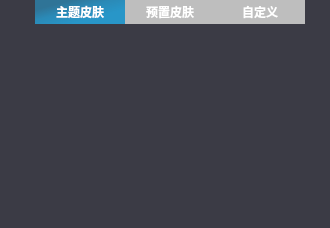
Qt form VideoPlayer/skin/MySkin.ui (huizhang556/pc-video-player) before a commit.
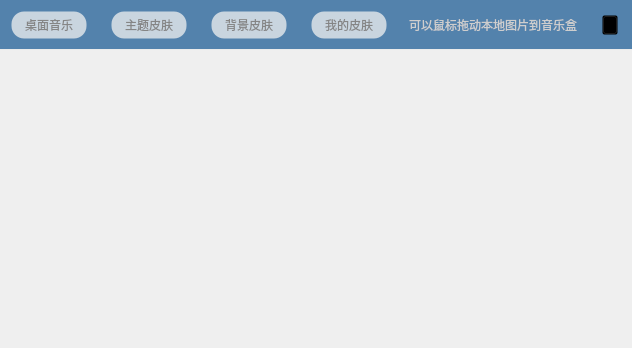
The same form after that commit. Icons and pictures are not drawn.

Commit message: 01.皮肤界面单独拿出来02.网页加载进度显示03.下载页面

```diff
--- a/VideoPlayer/skin/MySkin.ui
+++ b/VideoPlayer/skin/MySkin.ui
@@ -6,86 +6,355 @@
    <rect>
     <x>0</x>
     <y>0</y>
-    <width>330</width>
-    <height>228</height>
+    <width>617</width>
+    <height>348</height>
    </rect>
   </property>
   <property name="windowTitle">
    <string>Dialog</string>
   </property>
   <property name="styleSheet">
-   <string notr="true">background-color: #3b3b45;
-border-radius:50px;</string>
+   <string notr="true">background-color:rgba(239, 239, 239,0.5);
+
+</string>
   </property>
+  <layout class="QVBoxLayout" name="verticalLayout_2">
+   <property name="spacing">
+    <number>0</number>
+   </property>
+   <property name="leftMargin">
+    <number>0</number>
+   </property>
+   <property name="topMargin">
+    <number>0</number>
+   </property>
+   <property name="rightMargin">
+    <number>0</number>
+   </property>
+   <property name="bottomMargin">
+    <number>0</number>
+   </property>
+   <item>
   <layout class="QVBoxLayout" name="verticalLayout">
    <property name="spacing">
     <number>0</number>
    </property>
-   <property name="leftMargin">
-    <number>0</number>
-   </property>
-   <property name="topMargin">
-    <number>0</number>
-   </property>
-   <property name="rightMargin">
-    <number>0</number>
-   </property>
-   <property name="bottomMargin">
-    <number>0</number>
-   </property>
-   <item>
-    <widget class="QTabWidget" name="tabWidget">
+     <item>
+      <widget class="QWidget" name="widget_title" native="true">
+       <property name="styleSheet">
+        <string notr="true">#widget_title
+{
+background-color:#5382ac;
+border:1px solid transparent;
+border-bottom-color:#ebebeb;
+}</string>
+       </property>
+       <layout class="QHBoxLayout" name="horizontalLayout">
+        <property name="spacing">
+         <number>20</number>
+        </property>
+        <item>
+         <widget class="QPushButton" name="pushButton_desktopmusic">
+          <property name="minimumSize">
+           <size>
+            <width>80</width>
+            <height>32</height>
+           </size>
+          </property>
+          <property name="maximumSize">
+           <size>
+            <width>80</width>
+            <height>16777215</height>
+           </size>
+          </property>
      <property name="styleSheet">
-      <string notr="true">QTabWidget
+           <string notr="true">QPushButton
 {
-background-color: #3b3b45;
+background-color:#c9d5df;
+margin:2px 2px;
+border:1px solid transparent;
+border-radius:13px;
+font-size:12px;
+color:#858585;
 }
-
-/*去白边*/
-QTabWidget::pane 
+QPushButton:hover
 {
-border-right: 0;
-background-color: #3b3b45;
+background-color:#317098;
+border-radius:13px;
+font-weight:700;
+color: #00aaff;
 }
-
-QTabWidget::tab-bar 
+QPushButton:checked
 {
-left: 35px;
-}
-
-QTabBar::tab
+background-color:#317098;
+border-radius:13px;
+font-weight:700;
+font-size:12px;
+color: #00aaff;
+}</string>
+          </property>
+          <property name="text">
+           <string>桌面音乐</string>
+          </property>
+         </widget>
+        </item>
+        <item>
+         <widget class="QPushButton" name="pushButton_themeskin">
+          <property name="minimumSize">
+           <size>
+            <width>80</width>
+            <height>32</height>
+           </size>
+          </property>
+          <property name="maximumSize">
+           <size>
+            <width>80</width>
+            <height>16777215</height>
+           </size>
+          </property>
+          <property name="styleSheet">
+           <string notr="true">QPushButton
 {
-min-width:80px;
-color: white;
-background-color:qlineargradient(x1: 0, y1: 0, x2: 0.7, y2: 0.7,stop: 0.3 rgb(40,150,200,160),stop: 0.6 rgb(40,150,200,220),stop:1 rgb(40,150,200,255));
-border: 0px solid;
-border-top-left-radius: 0px;
-border-top-right-radius: 0px;
-padding:5px;/*tab中字体距离*/
+background-color:#c9d5df;
+margin:2px 2px;
+border:1px solid transparent;
+border-radius:13px;
+font-size:12px;
+color:#858585;
 }
-
-QTabBar::tab:!selected
+QPushButton:hover
 {
-margin-top: 0px;
-font-weight:bold;
-background-color: rgb(190, 190, 190);
+background-color:#317098;
+border-radius:13px;
+font-weight:700;
+color: #00aaff;
 }
-
-QTabBar::tab:selected
+QPushButton:checked
 {
-color: white;
+background-color:#317098;
+border-radius:13px;
+font-weight:700;
 font-size:12px;
-font-weight:bold;
+color: #00aaff;
 }</string>
      </property>
-     <property name="currentIndex">
-      <number>0</number>
-     </property>
-     <widget class="QWidget" name="tab_zhuti">
-      <attribute name="title">
+          <property name="text">
        <string>主题皮肤</string>
-      </attribute>
-      <layout class="QVBoxLayout" name="verticalLayout_2">
+          </property>
+         </widget>
+        </item>
+        <item>
+         <widget class="QPushButton" name="pushButton_bgskin">
+          <property name="minimumSize">
+           <size>
+            <width>80</width>
+            <height>32</height>
+           </size>
+          </property>
+          <property name="maximumSize">
+           <size>
+            <width>80</width>
+            <height>16777215</height>
+           </size>
+          </property>
+          <property name="styleSheet">
+           <string notr="true">QPushButton
+{
+background-color:#c9d5df;
+margin:2px 2px;
+border:1px solid transparent;
+border-radius:13px;
+font-size:12px;
+color:#858585;
+}
+QPushButton:hover
+{
+background-color:#317098;
+border-radius:13px;
+font-weight:700;
+color: #00aaff;
+}
+QPushButton:checked
+{
+background-color:#317098;
+border-radius:13px;
+font-weight:700;
+font-size:12px;
+color: #00aaff;
+}</string>
+          </property>
+          <property name="text">
+           <string>背景皮肤</string>
+          </property>
+         </widget>
+        </item>
+        <item>
+         <widget class="QPushButton" name="pushButton_myselfskin">
+          <property name="minimumSize">
+           <size>
+            <width>80</width>
+            <height>32</height>
+           </size>
+          </property>
+          <property name="maximumSize">
+           <size>
+            <width>80</width>
+            <height>16777215</height>
+           </size>
+          </property>
+          <property name="styleSheet">
+           <string notr="true">QPushButton
+{
+background-color:#c9d5df;
+margin:2px 2px;
+border:1px solid transparent;
+border-radius:13px;
+font-size:12px;
+color:#858585;
+}
+QPushButton:hover
+{
+background-color:#317098;
+border-radius:13px;
+font-weight:700;
+color: #00aaff;
+}
+QPushButton:checked
+{
+background-color:#317098;
+font-weight:700;
+font-size:12px;
+color: #00aaff;
+}</string>
+          </property>
+          <property name="text">
+           <string>我的皮肤</string>
+          </property>
+         </widget>
+        </item>
+        <item>
+         <widget class="QLabel" name="label_prompt">
+          <property name="minimumSize">
+           <size>
+            <width>0</width>
+            <height>32</height>
+           </size>
+          </property>
+          <property name="maximumSize">
+           <size>
+            <width>16777215</width>
+            <height>32</height>
+           </size>
+          </property>
+          <property name="styleSheet">
+           <string notr="true">QLabel
+{
+color:#cecece;
+background-color:#5382ac;
+}</string>
+          </property>
+          <property name="text">
+           <string>可以鼠标拖动本地图片到音乐盒</string>
+          </property>
+          <property name="alignment">
+           <set>Qt::AlignRight|Qt::AlignTrailing|Qt::AlignVCenter</set>
+          </property>
+         </widget>
+        </item>
+        <item>
+         <widget class="QPushButton" name="pushButton_close">
+          <property name="minimumSize">
+           <size>
+            <width>26</width>
+            <height>26</height>
+           </size>
+          </property>
+          <property name="maximumSize">
+           <size>
+            <width>30</width>
+            <height>30</height>
+           </size>
+          </property>
+          <property name="styleSheet">
+           <string notr="true">QPushButton
+{
+margin:5px;
+background-color: transparent;
+border-image: url(:/images/icon/close3.png);
+}
+
+QPushButton:hover
+{
+border-image: url(:/images/icon/closehover.png);
+border: 1px solid #3C80B1;
+}</string>
+          </property>
+          <property name="text">
+           <string/>
+          </property>
+         </widget>
+        </item>
+       </layout>
+      </widget>
+     </item>
+     <item>
+      <widget class="QStackedWidget" name="stackedWidget_skin">
+       <property name="currentIndex">
+        <number>0</number>
+       </property>
+       <widget class="QWidget" name="page_musicdesktop">
+        <layout class="QHBoxLayout" name="horizontalLayout_2">
+         <property name="spacing">
+          <number>0</number>
+         </property>
+         <property name="leftMargin">
+          <number>0</number>
+         </property>
+         <property name="topMargin">
+          <number>0</number>
+         </property>
+         <property name="rightMargin">
+          <number>0</number>
+         </property>
+         <property name="bottomMargin">
+          <number>0</number>
+         </property>
+         <item>
+          <widget class="QListWidget" name="listWidget_desktop">
+           <property name="styleSheet">
+            <string notr="true">QListWidget
+{
+border:none;
+}
+
+QListWidget::item
+{
+margin-left:10px;
+margin-top:10px;
+}
+
+QListWidget::item:hover
+{
+
+}
+
+QListWidget::item:selected
+{
+border:none;
+}</string>
+           </property>
+           <property name="flow">
+            <enum>QListView::LeftToRight</enum>
+           </property>
+           <property name="resizeMode">
+            <enum>QListView::Fixed</enum>
+           </property>
+          </widget>
+         </item>
+        </layout>
+       </widget>
+       <widget class="QWidget" name="page_themeskin">
+        <layout class="QHBoxLayout" name="horizontalLayout_3">
        <property name="spacing">
         <number>0</number>
        </property>
@@ -128,11 +397,8 @@
        </item>
       </layout>
      </widget>
-     <widget class="QWidget" name="tab_yuzhi">
-      <attribute name="title">
-       <string>预置皮肤</string>
-      </attribute>
-      <layout class="QVBoxLayout" name="verticalLayout_3">
+       <widget class="QWidget" name="page_backgroundskin">
+        <layout class="QHBoxLayout" name="horizontalLayout_4">
        <property name="spacing">
         <number>0</number>
        </property>
@@ -175,11 +441,8 @@
        </item>
       </layout>
      </widget>
-     <widget class="QWidget" name="tab_custom">
-      <attribute name="title">
-       <string>自定义</string>
-      </attribute>
-      <layout class="QVBoxLayout" name="verticalLayout_5">
+       <widget class="QWidget" name="page_myselfskin">
+        <layout class="QHBoxLayout" name="horizontalLayout_5">
        <property name="spacing">
         <number>0</number>
        </property>
@@ -223,6 +486,8 @@
       </layout>
      </widget>
     </widget>
+     </item>
+    </layout>
    </item>
   </layout>
  </widget>
```
Lines whose indentation alone changed are shown as unchanged. The commit also changes 66 other files.
